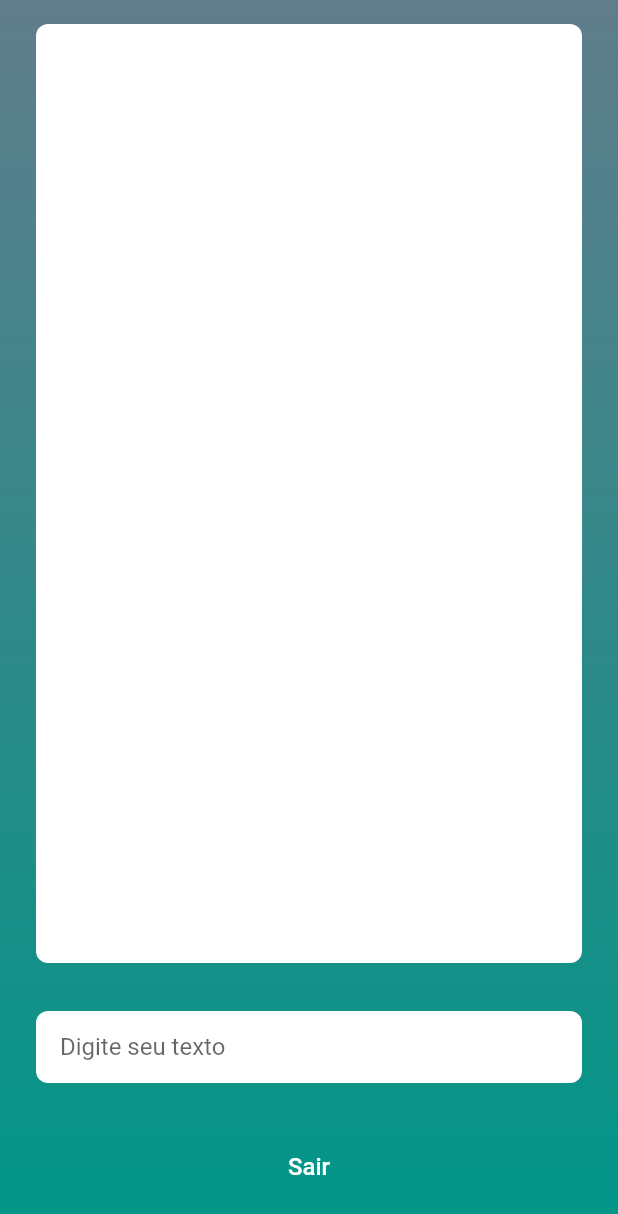
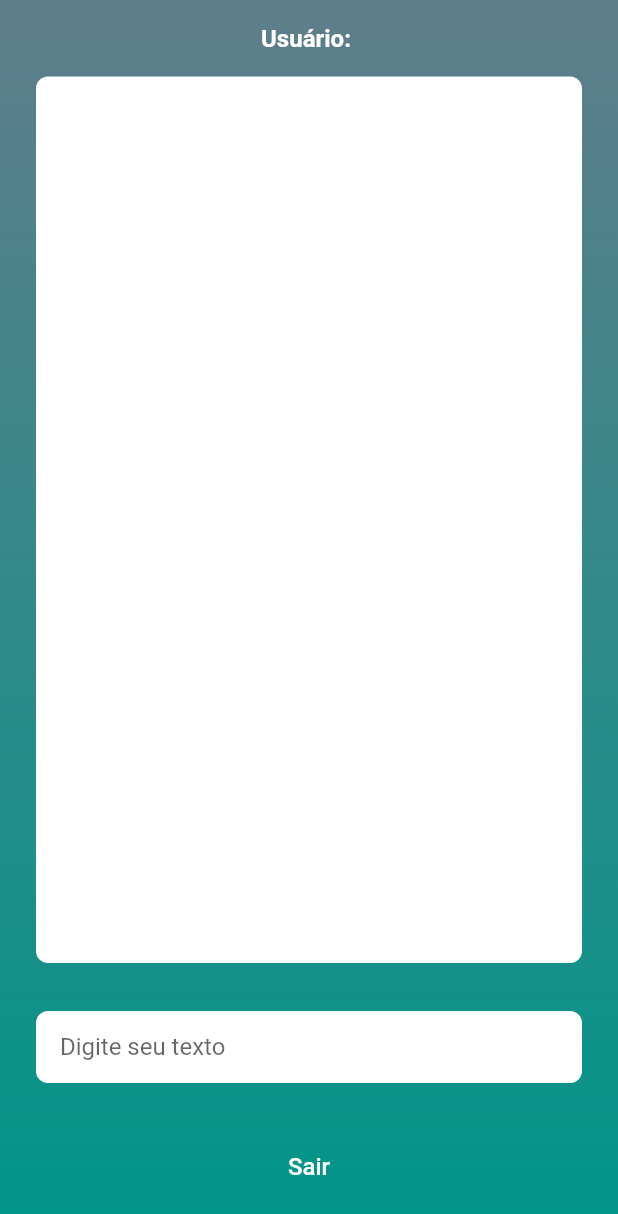
Before and after one commit to RafaAlvs1/target_test, a Flutter app: the HomePage screen opened directly, on a phone screen of 412 x 824 dp. Shown: the top 1214 px of the screen. Run offline on Flutter 3.47's test engine with Material 2 defaults, Android fonts, the phone set to English and light mode, and no system bars; our stand-ins replace dio, flutter_mobx, mobx, shared_preferences; accounts and stored records are empty; generated files the repository leaves out were written again.

```diff
--- a/lib/pages/home/home_page.dart
+++ b/lib/pages/home/home_page.dart
@@ -14,6 +14,8 @@ class HomePage extends StatelessWidget {
 
   @override
   Widget build(BuildContext context) {
+    final user = Authentication().currentUser;
+
     return Provider<TodoList>(
       create: (_) => TodoList(),
       child: AppScaffold(
@@ -22,6 +24,19 @@ class HomePage extends StatelessWidget {
           padding: const EdgeInsets.symmetric(vertical: 16.0, horizontal: 24.0),
           child: Column(
             children: <Widget>[
+              Column(
+                children: [
+                  Text(
+                    'Usuário: ${user?.nome}',
+                    style: const TextStyle(
+                      fontSize: 16.0,
+                      fontWeight: FontWeight.w600,
+                      color: Colors.white,
+                    ),
+                  )
+                ],
+              ),
+              const SizedBox(height: 16.0),
               const TodoListView(),
               const SizedBox(height: 32.0),
               AddTodo(),
--- a/lib/shared/constant_preferences.dart
+++ b/lib/shared/constant_preferences.dart
@@ -1,4 +1,5 @@
 class ConstantPreferences {
   static const String STORED_USER   = 'STORED_USER';
+  static const String STORED_TOKEN  = 'STORED_TOKEN';
   static const String STORED_TODOS  = 'STORED_TODOS';
 }
--- a/pubspec.yaml
+++ b/pubspec.yaml
@@ -33,6 +33,7 @@ dependencies:
 
   shared_preferences: ^2.2.2
   url_launcher: ^6.2.1
+  dio: ^5.3.3
 
   provider: ^6.1.1
   mobx: ^2.1.3
```
Also changed, not shown: lib/services/api_wrapper.dart (added, +101 -0 lines), lib/services/authentication.dart (+25 -7 lines), pubspec.lock.
